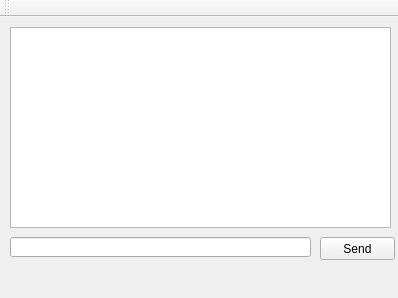
This is mainwindow/mainwindow.ui in koalacoding/your_chat as Qt 5 draws it before an edit. The edited form follows.
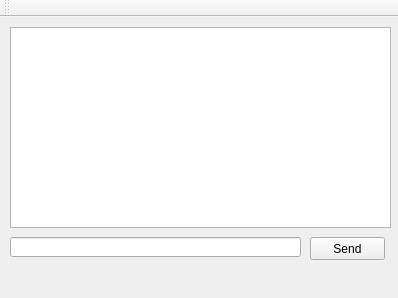
This is the edited form.

Commit message: Move 'Send' QPushButton

Diff of the .ui file:
```diff
--- a/mainwindow/mainwindow.ui
+++ b/mainwindow/mainwindow.ui
@@ -35,7 +35,7 @@
    <widget class="QPushButton" name="pushButton">
     <property name="geometry">
      <rect>
-      <x>320</x>
+      <x>310</x>
       <y>220</y>
       <width>75</width>
       <height>23</height>
@@ -50,7 +50,7 @@
      <rect>
       <x>10</x>
       <y>220</y>
-      <width>301</width>
+      <width>291</width>
       <height>20</height>
      </rect>
     </property>
```
